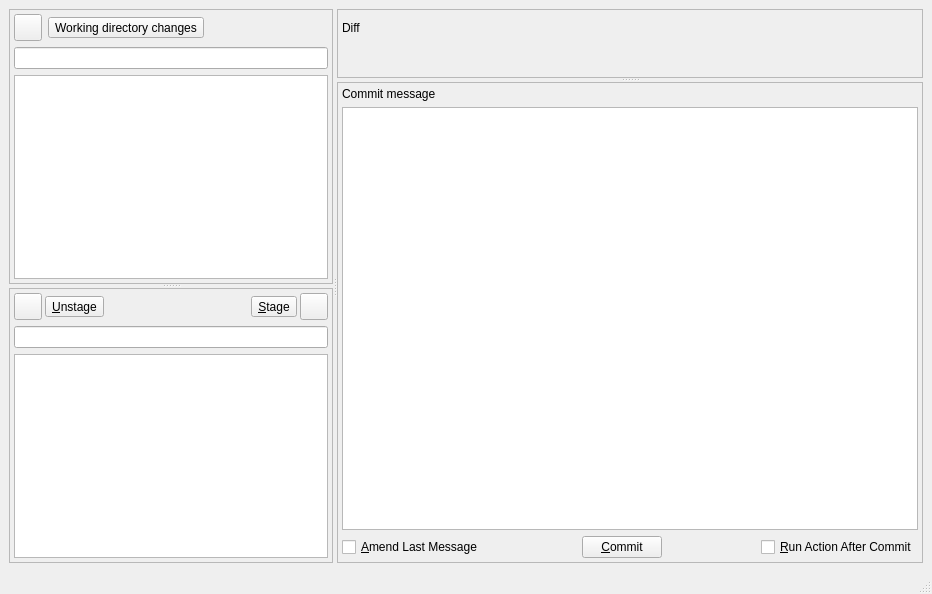
Old version of the form qgitc/commitwindow.ui in the repository timxx/qgitc.
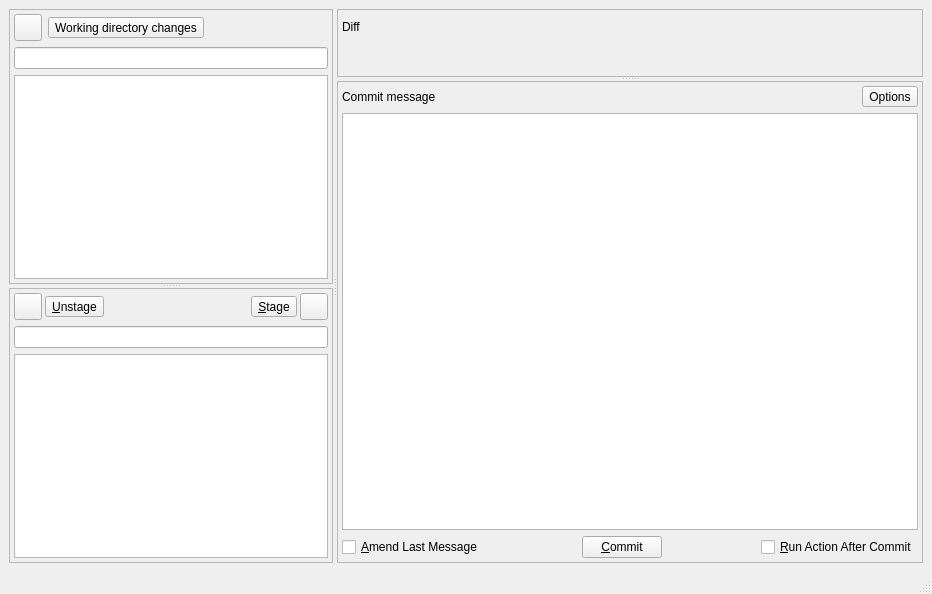
New version of the form. Custom widgets are drawn as their Qt base class.

Commit message:
Add options button
Nothing to do yet

```diff
--- a/qgitc/commitwindow.ui
+++ b/qgitc/commitwindow.ui
@@ -300,11 +300,50 @@
           <number>4</number>
          </property>
          <item>
+          <layout class="QHBoxLayout" name="horizontalLayout_3">
+           <item>
           <widget class="QLabel" name="label">
            <property name="text">
             <string>Commit message</string>
            </property>
           </widget>
+           </item>
+           <item>
+            <spacer name="horizontalSpacer_4">
+             <property name="orientation">
+              <enum>Qt::Orientation::Horizontal</enum>
+             </property>
+             <property name="sizeHint" stdset="0">
+              <size>
+               <width>40</width>
+               <height>20</height>
+              </size>
+             </property>
+            </spacer>
+           </item>
+           <item>
+            <widget class="ColoredIconToolButton" name="tbOptions">
+             <property name="sizePolicy">
+              <sizepolicy hsizetype="Minimum" vsizetype="Fixed">
+               <horstretch>0</horstretch>
+               <verstretch>0</verstretch>
+              </sizepolicy>
+             </property>
+             <property name="text">
+              <string>Options</string>
+             </property>
+             <property name="iconSize">
+              <size>
+               <width>16</width>
+               <height>16</height>
+              </size>
+             </property>
+             <property name="toolButtonStyle">
+              <enum>Qt::ToolButtonStyle::ToolButtonTextBesideIcon</enum>
+             </property>
+            </widget>
+           </item>
+          </layout>
          </item>
          <item>
           <widget class="QPlainTextEdit" name="teMessage">
```
Lines whose indentation alone changed are shown as unchanged. The commit also changes 3 other files.
